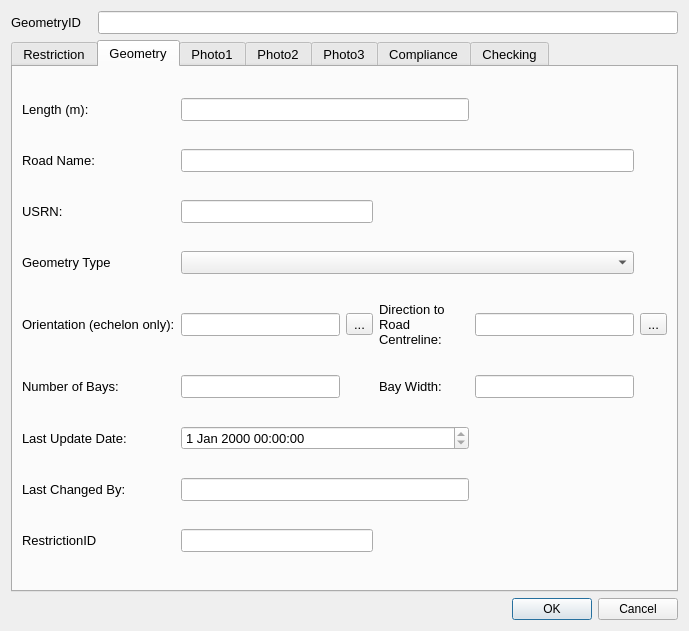
tlh22/restrictionsWithGNSS, file ui/Supply.ui: the form before one commit.
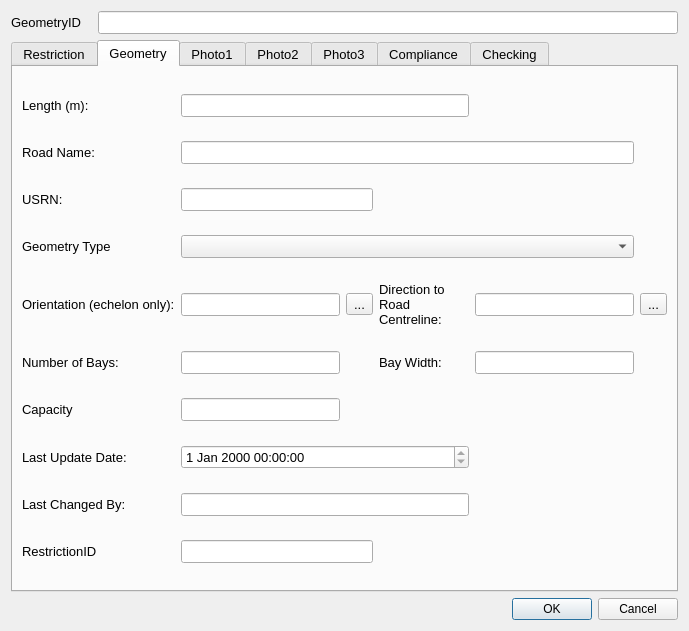
The form after the commit. The open tabs and pages were chosen to show the change.

Diff of the .ui file:
```diff
--- a/ui/Supply.ui
+++ b/ui/Supply.ui
@@ -651,6 +651,16 @@
        <item row="5" column="4">
         <widget class="QLineEdit" name="BayWidth"/>
        </item>
+       <item row="6" column="0">
+        <widget class="QLabel" name="label_17">
+         <property name="text">
+          <string>Capacity</string>
+         </property>
+        </widget>
+       </item>
+       <item row="6" column="1">
+        <widget class="QLineEdit" name="Capacity"/>
+       </item>
       </layout>
      </widget>
      <widget class="QWidget" name="Photos_Tab_01">
```
